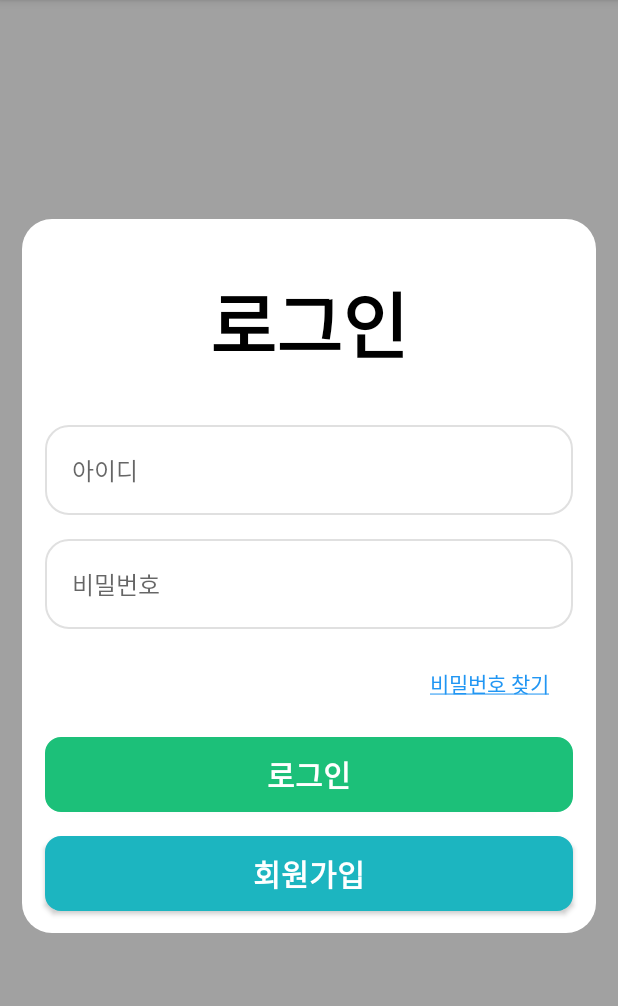
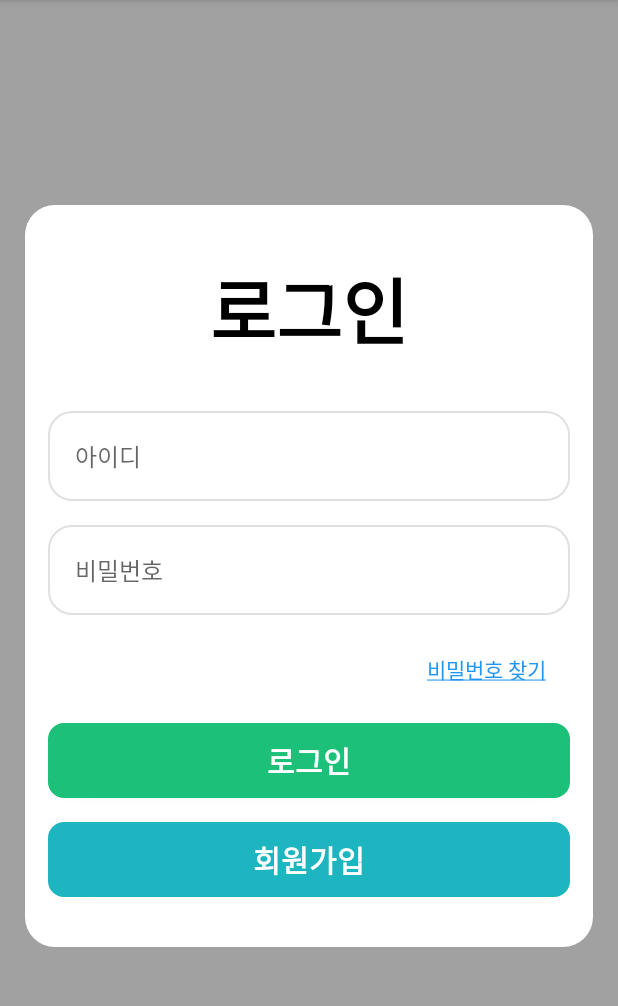
Before and after one commit to patrickkkim/Mobile-Programming-ChipQuiz, an Android app: the screen it shows after launch (LoginActivity), on a phone screen of 412 x 824 dp, the part 84-1090 px from its top. Run offline under Robolectric (Android 15) with nearby library versions, the phone set to English and light mode, and no system bars; our stand-ins replace Firebase (no records; nobody signed in at launch, a user with empty details on screens opened directly).

Commit message:
로그인 액티비티 마진 수정

```diff
--- a/app/src/main/res/layout/activity_login.xml
+++ b/app/src/main/res/layout/activity_login.xml
@@ -8,10 +8,9 @@
     tools:context=".LoginActivity">
 
     <androidx.constraintlayout.widget.ConstraintLayout
-        android:layout_width="384dp"
-        android:layout_height="477dp"
-        android:layout_marginStart="16dp"
-        android:layout_marginEnd="16dp"
+        android:layout_width="match_parent"
+        android:layout_height="wrap_content"
+        android:layout_marginHorizontal="16dp"
         android:background="@drawable/rounded_corner"
         android:orientation="vertical"
         app:layout_constraintBottom_toBottomOf="parent"
@@ -106,6 +105,7 @@
             android:layout_marginStart="16dp"
             android:layout_marginTop="16dp"
             android:layout_marginEnd="16dp"
+            android:layout_marginBottom="34dp"
             android:background="@drawable/rounded_corner_button"
             android:backgroundTint="#1CB5C0"
             android:insetLeft="0dp"
@@ -117,6 +117,7 @@
             android:textColor="#FFFFFF"
             android:textSize="20sp"
             android:textStyle="bold"
+            app:layout_constraintBottom_toBottomOf="parent"
             app:layout_constraintEnd_toEndOf="parent"
             app:layout_constraintHorizontal_bias="0.0"
             app:layout_constraintStart_toStartOf="parent"
```
